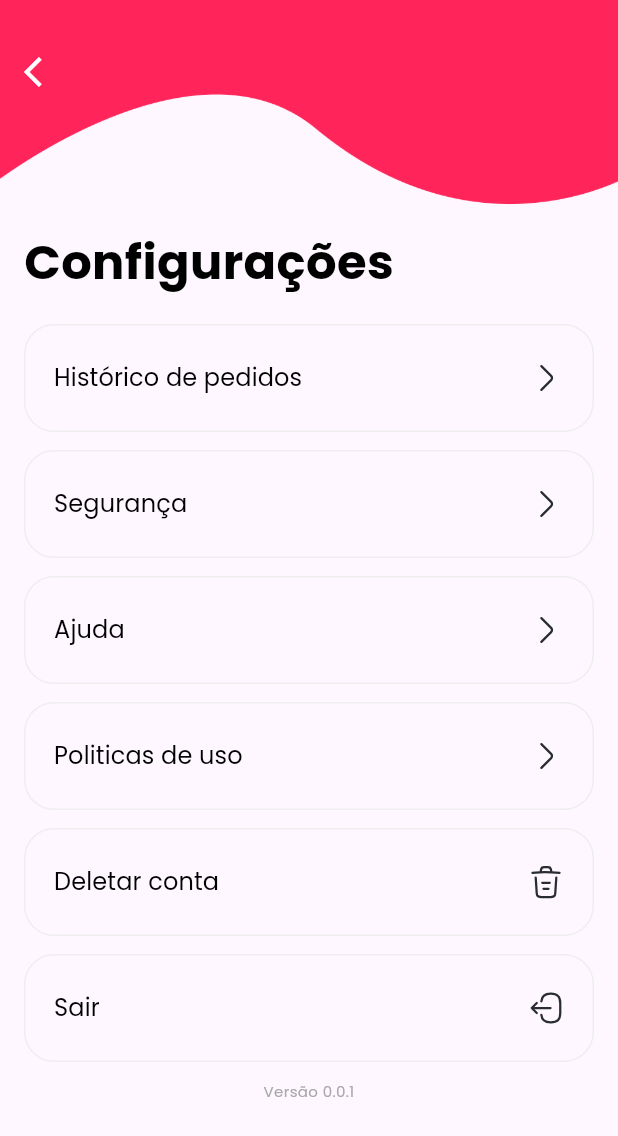
After one commit to MJCantina/MJCantina-mobile-front-en, a Flutter app: the screen it shows once a user with an empty profile is signed in, after a tap on an icon or button, on a phone screen of 412 x 824 dp. The commit adds this screen. Shown: the top 1136 px of the screen. Run offline on Flutter 3.47's test engine with Material 3 defaults, Android fonts, the phone set to English and light mode, and no system bars; our stand-ins replace cloud_firestore, firebase_auth, firebase_core, flutter_secure_storage, flutter_svg, get and 1 more; accounts and stored records are empty.

Commit message:
Organização/Criação de páginas
Retirei códigos não usados, adicionei icons, criei o listbutton, criei as páginas pedidos, configurações e perfil (inicialmente)

```diff
--- a/lib/common/widgets/appbar/homebar.dart
+++ b/lib/common/widgets/appbar/homebar.dart
@@ -1,12 +1,13 @@
 import 'package:cantina_senai/core/configs/theme/app_colors.dart';
 import 'package:cantina_senai/core/configs/theme/app_fonts.dart';
 import 'package:cantina_senai/core/configs/theme/app_vectors.dart';
-import 'package:cantina_senai/data/models/services/auth_services.dart';
+import 'package:cantina_senai/presentation/configuration/configurations.dart';
 import 'package:flutter/material.dart';
 
 // Importando seus arquivos de tema personalizados
 import 'package:cantina_senai/core/configs/theme/app_images.dart';
 import 'package:flutter_svg/svg.dart';
+import 'package:get/get.dart';
 
 class HomeBar extends StatelessWidget implements PreferredSizeWidget {
   final String? userName; // Adiciona uma propriedade para o nome do usuário
@@ -64,9 +65,13 @@ class HomeBar extends StatelessWidget implements PreferredSizeWidget {
                       Text(greeting, style: AppFonts.titleFont),
                       IconButton(
                         onPressed: () {
-                          AuthService.to.logout();
+                          Get.to(
+                            const Configurations(),
+                            transition: Transition.rightToLeft,
+                            duration: const Duration(seconds: 1),
+                          );
                         },
-                        icon: SvgPicture.asset(AppVectors.notification),
+                        icon: SvgPicture.asset(AppVectors.pedidos),
                       ),
                     ],
                   ),
--- /dev/null
+++ b/lib/common/widgets/base_button/listbutton.dart
@@ -0,0 +1,44 @@
+import 'package:cantina_senai/core/configs/theme/app_fonts.dart';
+import 'package:flutter/material.dart';
+import 'package:flutter_svg/svg.dart';
+
+class Listbutton extends StatefulWidget {
+  final VoidCallback onPressed;
+  final String title;
+  final String icon;
+  const Listbutton({required this.onPressed, required this.title, required this.icon, super.key});
+
+  @override
+  State<Listbutton> createState() => _ListbuttonState();
+}
+
+class _ListbuttonState extends State<Listbutton> {
+  @override
+  Widget build(BuildContext context) {
+    return Container(
+      width: double.infinity,
+      child: TextButton(
+          onPressed: widget.onPressed,
+          style: TextButton.styleFrom(
+            padding: EdgeInsets.symmetric(horizontal: 20, vertical: 24),
+            shape: const RoundedRectangleBorder(
+              borderRadius: BorderRadius.all(Radius.circular(20)),
+              side: BorderSide(
+                color: Color(0xffeeeeee),
+                width: 1,
+              ),
+            ),
+          ),
+          child: Row(
+            mainAxisAlignment: MainAxisAlignment.spaceBetween,
+            children: [
+              Text(
+                widget.title,
+                style: AppFonts.textFont,
+              ),
+              SvgPicture.asset(widget.icon), // Ícone sempre presente
+            ],
+          )),
+    );
+  }
+}
--- a/lib/core/configs/theme/app_vectors.dart
+++ b/lib/core/configs/theme/app_vectors.dart
@@ -16,6 +16,8 @@ class AppVectors {
   static const String wallet = '${basePath}wallet$format';
   static const String pix = '${basePath}pix$format';
   static const String card = '${basePath}card$format';
-  static const String notification = '${basePath}notification$format';
+  static const String pedidos = '${basePath}pedidos$format';
   static const String confirmation = '${basePath}smsnotification$format';
+  static const String trash = '${basePath}trash$format';
+  static const String logout = '${basePath}logout$format';
 }
--- a/lib/main.dart
+++ b/lib/main.dart
@@ -24,7 +24,7 @@ void main() async {
 }
 
 Future<void> initAuthService() async {
-  final authService = Get.put(AuthService());
+  Get.put(AuthService());
 
   // Aguarde o AuthService inicializar
   await Future.delayed(Duration.zero); // Ou qualquer outra lógica de espera que você precisa
--- a/lib/presentation/autenticação/confirmation/confirmation.dart
+++ b/lib/presentation/autenticação/confirmation/confirmation.dart
@@ -1,7 +1,4 @@
-import 'package:cantina_senai/common/widgets/appbar/basicappbar.dart';
-import 'package:cantina_senai/common/widgets/base_button/appbutton.dart';
 import 'package:cantina_senai/core/configs/theme/app_colors.dart';
-import 'package:cantina_senai/core/configs/theme/app_fonts.dart';
 import 'package:cantina_senai/core/configs/theme/app_vectors.dart';
 import 'package:flutter/material.dart';
 import 'package:flutter_svg/svg.dart';
--- a/lib/presentation/autenticação/login/signin.dart
+++ b/lib/presentation/autenticação/login/signin.dart
@@ -4,7 +4,6 @@ import 'package:cantina_senai/common/widgets/inputs/inputfield.dart';
 import 'package:cantina_senai/core/configs/auth_controller/auth_controller.dart';
 import 'package:cantina_senai/core/configs/theme/app_fonts.dart';
 import 'package:cantina_senai/presentation/autentica%C3%A7%C3%A3o/forget/forget.dart';
-import 'package:cantina_senai/presentation/notification/notifications.dart';
 import 'package:flutter/material.dart';
 import 'package:get/get.dart';
 
@@ -96,7 +95,7 @@ class _SignInPageState extends State<SignInPage> {
                               style: AppFonts.titleField.copyWith(decoration: TextDecoration.underline)
                             ),
                             onTap: () {
-                              Get.to(const Notifications(),
+                              Get.to(const ForgetPage(),
                               transition: Transition.rightToLeft,
                               duration: const Duration(seconds: 1)
                               );
--- /dev/null
+++ b/lib/presentation/configuration/configurations.dart
@@ -0,0 +1,72 @@
+import 'package:cantina_senai/common/widgets/appbar/basicappbar.dart';
+import 'package:cantina_senai/common/widgets/base_button/listbutton.dart';
+import 'package:cantina_senai/core/configs/theme/app_colors.dart';
+import 'package:cantina_senai/core/configs/theme/app_fonts.dart';
+import 'package:cantina_senai/core/configs/theme/app_vectors.dart';
+import 'package:cantina_senai/data/models/services/auth_services.dart';
+import 'package:flutter/material.dart';
+import 'package:google_fonts/google_fonts.dart';
+
+class Configurations extends StatefulWidget {
+  const Configurations({super.key});
+
+  @override
+  State<Configurations> createState() => _ConfigurationsState();
+}
+
+class _ConfigurationsState extends State<Configurations> {
+  @override
+  Widget build(BuildContext context) {
+    return Scaffold(
+      appBar: const AppBarArrow(),
+      body: Padding(
+        padding: EdgeInsets.all(16),
+        child: Column(
+          crossAxisAlignment: CrossAxisAlignment.start,
+          children: [
+            Text('Configurações',
+                style: AppFonts.titleFont, textAlign: TextAlign.start),
+            SizedBox(height: 18),
+            Wrap(
+              spacing: 12,
+              runSpacing: 12,
+              children: [
+                Listbutton(
+                  onPressed: () {},
+                  title: 'Histórico de pedidos',
+                  icon: AppVectors.arrowright,
+                ),
+                Listbutton(
+                  onPressed: () {},
+                  title: 'Segurança',
+                  icon: AppVectors.arrowright,
+                ),
+                Listbutton(
+                  onPressed: () {},
+                  title: 'Ajuda',
+                  icon: AppVectors.arrowright,
+                ),
+                Listbutton(
+                  onPressed: () {},
+                  title: 'Politicas de uso',
+                  icon: AppVectors.arrowright,
+                ),
+                Listbutton(
+                  onPressed: () {},
+                  title: 'Deletar conta',
+                  icon: AppVectors.trash,
+                ),
+                Listbutton(
+                  onPressed: () {AuthService.to.logout();},
+                  title: 'Sair',
+                  icon: AppVectors.logout,
+                ),
+                Container(width: double.infinity,child: Text('Versão 0.0.1', style: GoogleFonts.poppins(fontSize: 10, color: AppColors.grey, fontWeight: FontWeight.w400),textAlign: TextAlign.center,))
+              ],
+            ),
+          ],
+        ),
+      ),
+    );
+  }
+}
```
Also changed, not shown: lib/common/widgets/bottom_bar/bottombar.dart (+5 -3 lines), lib/common/widgets/list/modulelist.dart (deleted, +0 -43 lines), lib/presentation/main_pages/perfil/perfil.dart (added, +21 -0 lines), lib/presentation/pedidos/pagepedidos.dart (renamed from lib/presentation/notification/notifications.dart, +9 -8 lines), assets/icons/logout.svg (added), assets/icons/pedidos.svg (added), assets/icons/trash.svg (added), pubspec.lock, 2 other files.
